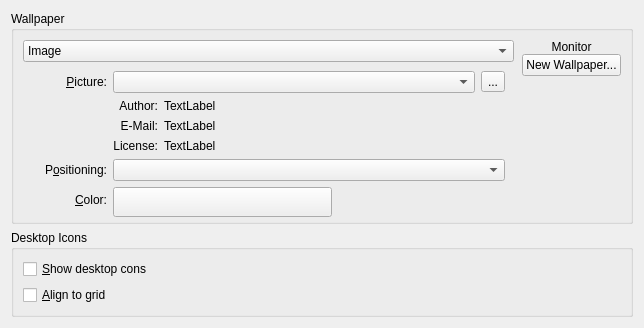
Old version of the form plasma/containments/desktop/BackgroundDialog.ui in the repository mgottschlag/kwin-tiling.
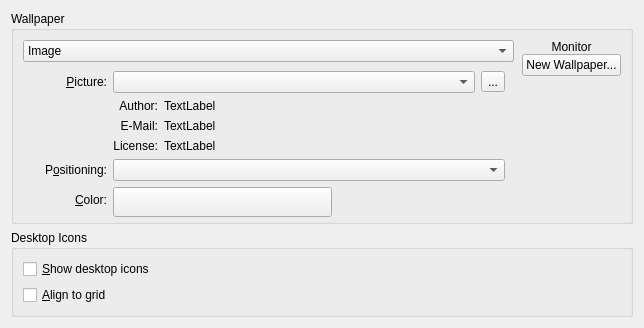
New version of the form. Custom widgets are drawn as their Qt base class.

Diff of the .ui file:
```diff
--- a/plasma/containments/desktop/BackgroundDialog.ui
+++ b/plasma/containments/desktop/BackgroundDialog.ui
@@ -445,7 +445,7 @@
       <item>
        <widget class="QCheckBox" name="m_showIcons" >
         <property name="text" >
-         <string>&amp;Show desktop cons</string>
+         <string>&amp;Show desktop icons</string>
         </property>
        </widget>
       </item>
```
